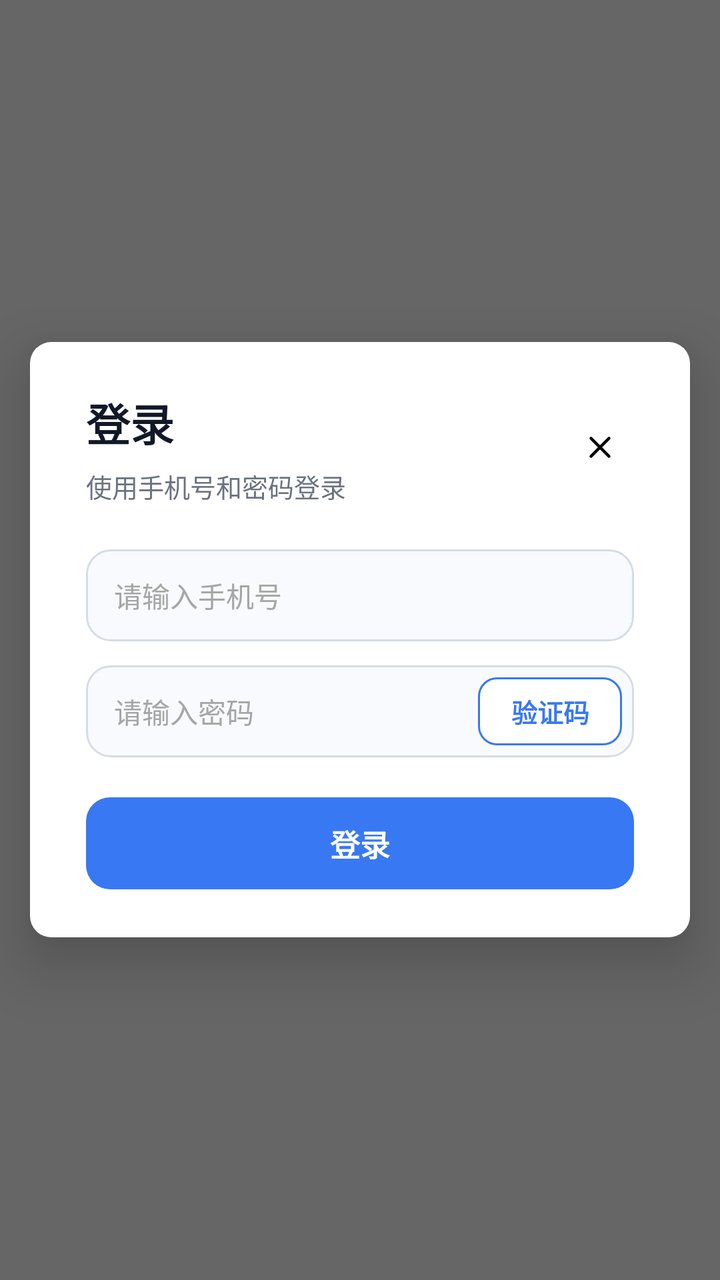
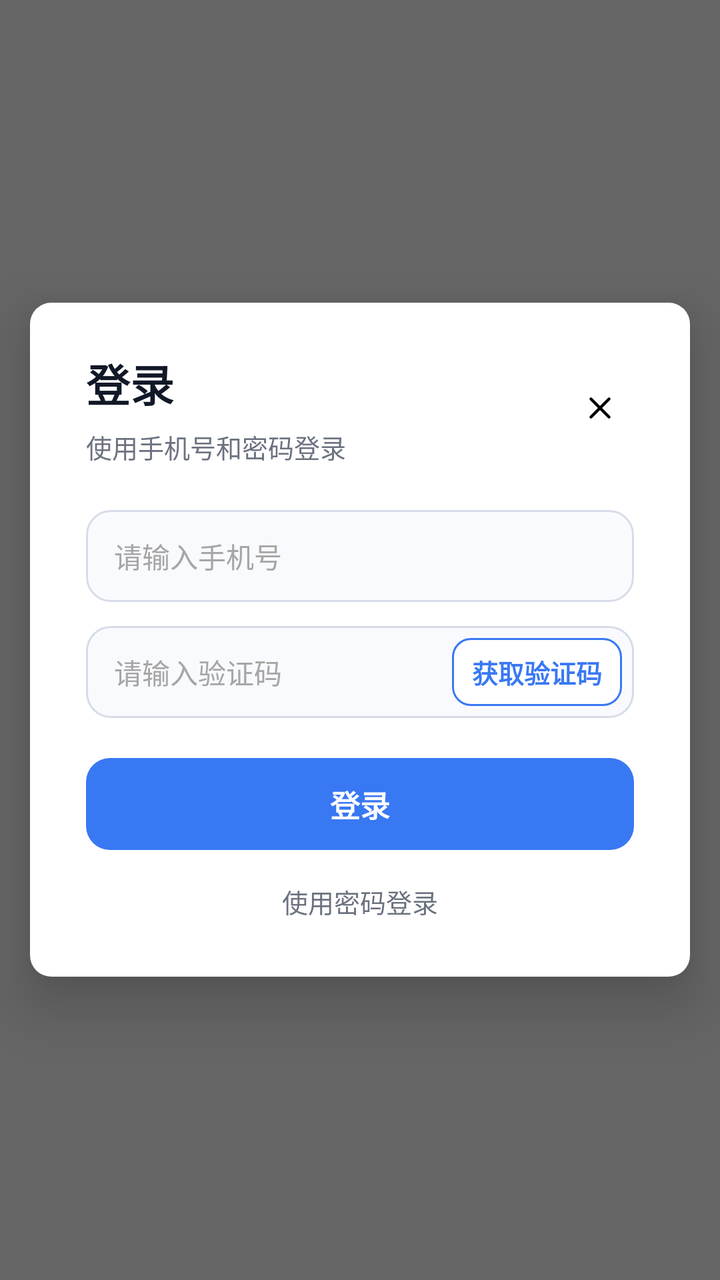

An Android layout rendered at two revisions. The XML below is the earlier revision; the diff shows what the commit changed to produce the second picture.
<!-- AndroidManifest.xml: application theme Theme.AgentClaw -->
<!-- res/layout/dialog_login.xml -->
<?xml version="1.0" encoding="utf-8"?>
<FrameLayout xmlns:android="http://schemas.android.com/apk/res/android"
    xmlns:app="http://schemas.android.com/apk/res-auto"
    android:layout_width="match_parent"
    android:layout_height="match_parent"
    android:background="#99000000"
    android:clickable="true"
    android:focusable="true">

    <LinearLayout
        android:id="@+id/loginDialogContainer"
        android:layout_width="match_parent"
        android:layout_height="wrap_content"
        android:layout_gravity="center"
        android:layout_marginHorizontal="15dp"
        android:background="@drawable/bg_setting_dialog"
        android:clickable="true"
        android:elevation="18dp"
        android:focusable="true"
        android:orientation="vertical"
        android:paddingStart="28dp"
        android:paddingTop="24dp"
        android:paddingEnd="28dp"
        android:paddingBottom="24dp">

        <LinearLayout
            android:layout_width="match_parent"
            android:layout_height="wrap_content"
            android:gravity="center_vertical"
            android:orientation="horizontal">

            <LinearLayout
                android:layout_width="0dp"
                android:layout_height="wrap_content"
                android:layout_weight="1"
                android:orientation="vertical">

                <TextView
                    android:layout_width="wrap_content"
                    android:layout_height="wrap_content"
                    android:fontFamily="@font/misans_medium"
                    android:text="@string/login_title"
                    android:textColor="@color/text_primary"
                    android:textSize="22sp"
                    android:textStyle="bold" />

                <TextView
                    android:layout_width="wrap_content"
                    android:layout_height="wrap_content"
                    android:layout_marginTop="6dp"
                    android:fontFamily="@font/misans_medium"
                    android:text="@string/login_dialog_subtitle"
                    android:textColor="@color/text_secondary"
                    android:textSize="13sp" />
            </LinearLayout>

            <ImageButton
                android:id="@+id/loginCloseButton"
                android:layout_width="34dp"
                android:layout_height="34dp"
                android:background="@drawable/bg_chat_icon_button"
                android:contentDescription="@string/common_close"
                android:padding="8dp"
                android:scaleType="fitCenter"
                android:src="@drawable/ic_search_close"
                app:tint="@color/black" />
        </LinearLayout>

        <EditText
            android:id="@+id/loginPhoneInput"
            android:layout_width="match_parent"
            android:layout_height="46dp"
            android:layout_marginTop="22dp"
            android:background="@drawable/bg_login_field"
            android:fontFamily="@font/misans_medium"
            android:hint="@string/login_phone_hint"
            android:importantForAutofill="yes"
            android:inputType="phone"
            android:maxLines="1"
            android:paddingStart="14dp"
            android:paddingEnd="14dp"
            android:textColor="@color/text_primary"
            android:textColorHint="@color/sidebar_muted"
            android:textSize="14sp" />

        <TextView
            android:id="@+id/loginPhoneError"
            android:layout_width="match_parent"
            android:layout_height="wrap_content"
            android:layout_marginTop="6dp"
            android:fontFamily="@font/misans_medium"
            android:text="@string/login_phone_invalid"
            android:textColor="@color/error"
            android:textSize="12sp"
            android:visibility="gone" />

        <LinearLayout
            android:id="@+id/loginPasswordRow"
            android:layout_width="match_parent"
            android:layout_height="46dp"
            android:layout_marginTop="12dp"
            android:background="@drawable/bg_login_field"
            android:gravity="center_vertical"
            android:orientation="horizontal">

            <EditText
                android:id="@+id/loginPasswordInput"
                android:layout_width="0dp"
                android:layout_height="match_parent"
                android:layout_weight="1"
                android:background="@android:color/transparent"
                android:fontFamily="@font/misans_medium"
                android:hint="@string/login_password_hint"
                android:importantForAutofill="yes"
                android:inputType="textPassword"
                android:maxLines="1"
                android:paddingStart="14dp"
                android:paddingEnd="8dp"
                android:textColor="@color/text_primary"
                android:textColorHint="@color/sidebar_muted"
                android:textSize="14sp" />

            <TextView
                android:id="@+id/loginCodeButton"
                android:layout_width="72dp"
                android:layout_height="34dp"
                android:layout_marginEnd="6dp"
                android:background="@drawable/bg_login_code_button"
                android:clickable="true"
                android:focusable="true"
                android:fontFamily="@font/misans_medium"
                android:gravity="center"
                android:text="@string/login_code"
                android:textColor="@color/brand_primary"
                android:textSize="13sp"
                android:textStyle="bold" />
        </LinearLayout>

        <TextView
            android:id="@+id/loginPasswordError"
            android:layout_width="match_parent"
            android:layout_height="wrap_content"
            android:layout_marginTop="6dp"
            android:fontFamily="@font/misans_medium"
            android:text="@string/login_password_empty"
            android:textColor="@color/error"
            android:textSize="12sp"
            android:visibility="gone" />

        <TextView
            android:id="@+id/loginSubmitButton"
            android:layout_width="match_parent"
            android:layout_height="46dp"
            android:layout_marginTop="20dp"
            android:background="@drawable/bg_login_primary_button"
            android:clickable="true"
            android:focusable="true"
            android:fontFamily="@font/misans_medium"
            android:gravity="center"
            android:text="@string/login_submit"
            android:textColor="@color/white"
            android:textSize="15sp"
            android:textStyle="bold" />
    </LinearLayout>
</FrameLayout>
<!-- resources referenced by this layout -->
<resources>
  <color name="black">#FF000000</color>
  <color name="brand_primary">#3978F3</color>
  <color name="error">#C2410C</color>
  <color name="sidebar_muted">#A6A6A6</color>
  <color name="text_primary">#111827</color>
  <color name="text_secondary">#6B7280</color>
  <color name="white">#FFFFFFFF</color>
  <!-- drawable bg_chat_icon_button (drawable) -->
  <?xml version="1.0" encoding="utf-8"?>
  <selector xmlns:android="http://schemas.android.com/apk/res/android">
      <item android:state_pressed="true">
          <shape>
              <solid android:color="@color/sidebar_selected" />
              <corners android:radius="16dp" />
          </shape>
      </item>
      <item>
          <shape>
              <solid android:color="@android:color/transparent" />
              <corners android:radius="16dp" />
          </shape>
      </item>
  </selector>
  <!-- drawable bg_login_code_button (drawable) -->
  <?xml version="1.0" encoding="utf-8"?>
  <shape xmlns:android="http://schemas.android.com/apk/res/android">
      <solid android:color="#FFFFFFFF" />
      <corners android:radius="9dp" />
      <stroke
          android:width="1dp"
          android:color="@color/brand_primary" />
  </shape>
  <!-- drawable bg_login_field (drawable) -->
  <?xml version="1.0" encoding="utf-8"?>
  <shape xmlns:android="http://schemas.android.com/apk/res/android">
      <solid android:color="#FFF8FAFD" />
      <corners android:radius="12dp" />
      <stroke
          android:width="1dp"
          android:color="@color/stroke_soft" />
  </shape>
  <!-- drawable bg_login_primary_button (drawable) -->
  <?xml version="1.0" encoding="utf-8"?>
  <shape xmlns:android="http://schemas.android.com/apk/res/android">
      <solid android:color="@color/brand_primary" />
      <corners android:radius="12dp" />
  </shape>
  <!-- drawable bg_setting_dialog (drawable) -->
  <?xml version="1.0" encoding="utf-8"?>
  <shape xmlns:android="http://schemas.android.com/apk/res/android" android:shape="rectangle">
      <solid android:color="#FFFFFF" />
      <corners android:radius="32px" />
  </shape>
  <!-- drawable ic_search_close (drawable) -->
  <?xml version="1.0" encoding="utf-8"?>
  <vector xmlns:android="http://schemas.android.com/apk/res/android"
      android:width="20dp"
      android:height="20dp"
      android:viewportWidth="24"
      android:viewportHeight="24">
      <path
          android:fillColor="@android:color/transparent"
          android:pathData="M6,6L18,18M18,6L6,18"
          android:strokeColor="@color/sidebar_muted"
          android:strokeLineCap="round"
          android:strokeLineJoin="round"
          android:strokeWidth="2" />
  </vector>
  <string name="common_close">关闭</string>
  <string name="login_code">验证码</string>
  <string name="login_dialog_subtitle">使用手机号和密码登录</string>
  <string name="login_password_empty">密码不能为空</string>
  <string name="login_password_hint">请输入密码</string>
  <string name="login_phone_hint">请输入手机号</string>
  <string name="login_phone_invalid">请输入可靠的手机号</string>
  <string name="login_submit">登录</string>
  <string name="login_title">登录</string>
  <style name="Theme.AgentClaw" parent="Base.Theme.AgentClaw" />
  <color name="sidebar_selected">#04000000</color>
  <color name="stroke_soft">#D6DCE7</color>
  <!-- unchanged entries left out for length: 1 -->
</resources>

<!-- the commit's change to res/layout/dialog_login.xml (unified diff, before → after) -->
@@ -23,6 +23,7 @@
         android:paddingEnd="28dp"
         android:paddingBottom="24dp">
 
+        
         <LinearLayout
             android:layout_width="match_parent"
             android:layout_height="wrap_content"
@@ -45,6 +46,7 @@
                     android:textStyle="bold" />
 
                 <TextView
+                    android:id="@+id/loginSubtitle"
                     android:layout_width="wrap_content"
                     android:layout_height="wrap_content"
                     android:layout_marginTop="6dp"
@@ -66,100 +68,321 @@
                 app:tint="@color/black" />
         </LinearLayout>
 
-        <EditText
-            android:id="@+id/loginPhoneInput"
-            android:layout_width="match_parent"
-            android:layout_height="46dp"
-            android:layout_marginTop="22dp"
-            android:background="@drawable/bg_login_field"
-            android:fontFamily="@font/misans_medium"
-            android:hint="@string/login_phone_hint"
-            android:importantForAutofill="yes"
-            android:inputType="phone"
-            android:maxLines="1"
-            android:paddingStart="14dp"
-            android:paddingEnd="14dp"
-            android:textColor="@color/text_primary"
-            android:textColorHint="@color/sidebar_muted"
-            android:textSize="14sp" />
-
-        <TextView
-            android:id="@+id/loginPhoneError"
+        
+        <LinearLayout
+            android:id="@+id/loggedInSection"
             android:layout_width="match_parent"
             android:layout_height="wrap_content"
-            android:layout_marginTop="6dp"
-            android:fontFamily="@font/misans_medium"
-            android:text="@string/login_phone_invalid"
-            android:textColor="@color/error"
-            android:textSize="12sp"
-            android:visibility="gone" />
-
+            android:layout_marginTop="22dp"
+            android:gravity="center_vertical"
+            android:orientation="vertical"
+            android:visibility="gone">
+
+            <TextView
+                android:id="@+id/loggedInPhoneText"
+                android:layout_width="match_parent"
+                android:layout_height="wrap_content"
+                android:fontFamily="@font/misans_medium"
+                android:textColor="@color/text_primary"
+                android:textSize="15sp" />
+
+            <TextView
+                android:id="@+id/setPasswordButton"
+                android:layout_width="match_parent"
+                android:layout_height="46dp"
+                android:layout_marginTop="16dp"
+                android:background="@drawable/bg_login_field"
+                android:clickable="true"
+                android:focusable="true"
+                android:fontFamily="@font/misans_medium"
+                android:gravity="center"
+                android:text="@string/login_set_password"
+                android:textColor="@color/text_primary"
+                android:textSize="15sp"
+                android:textStyle="bold" />
+
+            <TextView
+                android:id="@+id/logoutButton"
+                android:layout_width="match_parent"
+                android:layout_height="46dp"
+                android:layout_marginTop="10dp"
+                android:background="@drawable/bg_login_field"
+                android:clickable="true"
+                android:focusable="true"
+                android:fontFamily="@font/misans_medium"
+                android:gravity="center"
+                android:text="@string/login_logout"
+                android:textColor="@color/error"
+                android:textSize="15sp"
+                android:textStyle="bold" />
+        </LinearLayout>
+
+        
         <LinearLayout
-            android:id="@+id/loginPasswordRow"
+            android:id="@+id/setPasswordSection"
             android:layout_width="match_parent"
-            android:layout_height="46dp"
-            android:layout_marginTop="12dp"
-            android:background="@drawable/bg_login_field"
-            android:gravity="center_vertical"
-            android:orientation="horizontal">
-
+            android:layout_height="wrap_content"
+            android:layout_marginTop="22dp"
+            android:orientation="vertical"
+            android:visibility="gone">
+
+            <TextView
+                android:layout_width="wrap_content"
+                android:layout_height="wrap_content"
+                android:fontFamily="@font/misans_medium"
+                android:text="@string/set_password_title"
+                android:textColor="@color/text_secondary"
+                android:textSize="13sp" />
+
+            <TextView
+                android:id="@+id/setPasswordPhoneText"
+                android:layout_width="match_parent"
+                android:layout_height="wrap_content"
+                android:layout_marginTop="10dp"
+                android:fontFamily="@font/misans_medium"
+                android:textColor="@color/text_primary"
+                android:textSize="14sp" />
+
+            <LinearLayout
+                android:layout_width="match_parent"
+                android:layout_height="46dp"
+                android:layout_marginTop="12dp"
+                android:background="@drawable/bg_login_field"
+                android:gravity="center_vertical"
+                android:orientation="horizontal">
+
+                <EditText
+                    android:id="@+id/setPasswordCodeInput"
+                    android:layout_width="0dp"
+                    android:layout_height="match_parent"
+                    android:layout_weight="1"
+                    android:background="@android:color/transparent"
+                    android:fontFamily="@font/misans_medium"
+                    android:hint="@string/login_code_hint"
+                    android:inputType="number"
+                    android:maxLength="6"
+                    android:maxLines="1"
+                    android:paddingStart="14dp"
+                    android:paddingEnd="8dp"
+                    android:textColor="@color/text_primary"
+                    android:textColorHint="@color/sidebar_muted"
+                    android:textSize="14sp" />
+
+                <TextView
+                    android:id="@+id/setPasswordCodeButton"
+                    android:layout_width="wrap_content"
+                    android:layout_height="34dp"
+                    android:layout_marginEnd="6dp"
+                    android:background="@drawable/bg_login_code_button"
+                    android:clickable="true"
+                    android:focusable="true"
+                    android:fontFamily="@font/misans_medium"
+                    android:gravity="center"
+                    android:minWidth="72dp"
+                    android:paddingHorizontal="10dp"
+                    android:text="@string/login_get_code"
+                    android:textColor="@color/brand_primary"
+                    android:textSize="13sp"
+                    android:textStyle="bold" />
+            </LinearLayout>
+
+            <EditText
+                android:id="@+id/setPasswordNewInput"
+                android:layout_width="match_parent"
+                android:layout_height="46dp"
+                android:layout_marginTop="12dp"
+                android:background="@drawable/bg_login_field"
+                android:fontFamily="@font/misans_medium"
+                android:hint="@string/set_password_new_hint"
+                android:inputType="textPassword"
+                android:maxLines="1"
+                android:paddingStart="14dp"
+                android:paddingEnd="14dp"
+                android:textColor="@color/text_primary"
+                android:textColorHint="@color/sidebar_muted"
+                android:textSize="14sp" />
+
+            <TextView
+                android:id="@+id/setPasswordError"
+                android:layout_width="match_parent"
+                android:layout_height="wrap_content"
+                android:layout_marginTop="8dp"
+                android:fontFamily="@font/misans_medium"
+                android:textColor="@color/error"
+                android:textSize="12sp"
+                android:visibility="gone" />
+
+            <TextView
+                android:id="@+id/setPasswordSubmitButton"
+                android:layout_width="match_parent"
+                android:layout_height="46dp"
+                android:layout_marginTop="20dp"
+                android:background="@drawable/bg_login_primary_button"
+                android:clickable="true"
+                android:focusable="true"
+                android:fontFamily="@font/misans_medium"
+                android:gravity="center"
+                android:text="@string/set_password_submit"
+                android:textColor="@color/white"
+                android:textSize="15sp"
+                android:textStyle="bold" />
+
+            <TextView
+                android:id="@+id/setPasswordBackButton"
+                android:layout_width="wrap_content"
+                android:layout_height="wrap_content"
+                android:layout_gravity="center_horizontal"
+                android:layout_marginTop="12dp"
+                android:clickable="true"
+                android:focusable="true"
+                android:fontFamily="@font/misans_medium"
+                android:padding="4dp"
+                android:text="@string/set_password_back"
+                android:textColor="@color/text_secondary"
+                android:textSize="13sp" />
+
+        </LinearLayout>
+
+        
+        <LinearLayout
+            android:id="@+id/loginFormSection"
+            android:layout_width="match_parent"
+            android:layout_height="wrap_content"
+            android:orientation="vertical">
+
+            <EditText
+                android:id="@+id/loginPhoneInput"
+                android:layout_width="match_parent"
+                android:layout_height="46dp"
+                android:layout_marginTop="22dp"
+                android:background="@drawable/bg_login_field"
+                android:fontFamily="@font/misans_medium"
+                android:hint="@string/login_phone_hint"
+                android:importantForAutofill="yes"
+                android:inputType="phone"
+                android:maxLength="11"
+                android:maxLines="1"
+                android:paddingStart="14dp"
+                android:paddingEnd="14dp"
+                android:textColor="@color/text_primary"
+                android:textColorHint="@color/sidebar_muted"
+                android:textSize="14sp" />
+
+            <TextView
+                android:id="@+id/loginPhoneError"
+                android:layout_width="match_parent"
+                android:layout_height="wrap_content"
+                android:layout_marginTop="6dp"
+                android:fontFamily="@font/misans_medium"
+                android:text="@string/login_phone_invalid"
+                android:textColor="@color/error"
+                android:textSize="12sp"
+                android:visibility="gone" />
+
+            
+            <LinearLayout
+                android:id="@+id/loginSmsRow"
+                android:layout_width="match_parent"
+                android:layout_height="46dp"
+                android:layout_marginTop="12dp"
+                android:background="@drawable/bg_login_field"
+                android:gravity="center_vertical"
+                android:orientation="horizontal">
+
+                <EditText
+                    android:id="@+id/loginCodeInput"
+                    android:layout_width="0dp"
+                    android:layout_height="match_parent"
+                    android:layout_weight="1"
+                    android:background="@android:color/transparent"
+                    android:fontFamily="@font/misans_medium"
+                    android:hint="@string/login_code_hint"
+                    android:inputType="number"
+                    android:maxLength="6"
+                    android:maxLines="1"
+                    android:paddingStart="14dp"
+                    android:paddingEnd="8dp"
+                    android:textColor="@color/text_primary"
+                    android:textColorHint="@color/sidebar_muted"
+                    android:textSize="14sp" />
+
+                <TextView
+                    android:id="@+id/loginCodeButton"
+                    android:layout_width="wrap_content"
+                    android:layout_height="34dp"
+                    android:layout_marginEnd="6dp"
+                    android:background="@drawable/bg_login_code_button"
+                    android:clickable="true"
+                    android:focusable="true"
+                    android:fontFamily="@font/misans_medium"
+                    android:gravity="center"
+                    android:minWidth="72dp"
+                    android:paddingHorizontal="10dp"
+                    android:text="@string/login_get_code"
+                    android:textColor="@color/brand_primary"
+                    android:textSize="13sp"
+                    android:textStyle="bold" />
+            </LinearLayout>
+
+            
             <EditText
                 android:id="@+id/loginPasswordInput"
-                android:layout_width="0dp"
-                android:layout_height="match_parent"
-                android:layout_weight="1"
-                android:background="@android:color/transparent"
+                android:layout_width="match_parent"
+                android:layout_height="46dp"
+                android:layout_marginTop="12dp"
+                android:background="@drawable/bg_login_field"
                 android:fontFamily="@font/misans_medium"
                 android:hint="@string/login_password_hint"
                 android:importantForAutofill="yes"
                 android:inputType="textPassword"
                 android:maxLines="1"
                 android:paddingStart="14dp"
-                android:paddingEnd="8dp"
+                android:paddingEnd="14dp"
                 android:textColor="@color/text_primary"
                 android:textColorHint="@color/sidebar_muted"
-                android:textSize="14sp" />
-
-            <TextView
-                android:id="@+id/loginCodeButton"
-                android:layout_width="72dp"
-                android:layout_height="34dp"
-                android:layout_marginEnd="6dp"
-                android:background="@drawable/bg_login_code_button"
+                android:textSize="14sp"
+                android:visibility="gone" />
+
+            <TextView
+                android:id="@+id/loginFormError"
+                android:layout_width="match_parent"
+                android:layout_height="wrap_content"
+                android:layout_marginTop="8dp"
+                android:fontFamily="@font/misans_medium"
+                android:textColor="@color/error"
+                android:textSize="12sp"
+                android:visibility="gone" />
+
+            <TextView
+                android:id="@+id/loginSubmitButton"
+                android:layout_width="match_parent"
+                android:layout_height="46dp"
+                android:layout_marginTop="20dp"
+                android:background="@drawable/bg_login_primary_button"
                 android:clickable="true"
                 android:focusable="true"
                 android:fontFamily="@font/misans_medium"
                 android:gravity="center"
-                android:text="@string/login_code"
-                android:textColor="@color/brand_primary"
-                android:textSize="13sp"
+                android:text="@string/login_submit"
+                android:textColor="@color/white"
+                android:textSize="15sp"
                 android:textStyle="bold" />
+
+            <TextView
+                android:id="@+id/loginSwitchModeButton"
+                android:layout_width="wrap_content"
+                android:layout_height="wrap_content"
+                android:layout_gravity="center_horizontal"
+                android:layout_marginTop="12dp"
+                android:clickable="true"
+                android:focusable="true"
+                android:fontFamily="@font/misans_medium"
+                android:padding="4dp"
+                android:text="@string/login_use_password"
+                android:textColor="@color/text_secondary"
+                android:textSize="13sp" />
+
         </LinearLayout>
 
-        <TextView
-            android:id="@+id/loginPasswordError"
-            android:layout_width="match_parent"
-            android:layout_height="wrap_content"
-            android:layout_marginTop="6dp"
-            android:fontFamily="@font/misans_medium"
-            android:text="@string/login_password_empty"
-            android:textColor="@color/error"
-            android:textSize="12sp"
-            android:visibility="gone" />
-
-        <TextView
-            android:id="@+id/loginSubmitButton"
-            android:layout_width="match_parent"
-            android:layout_height="46dp"
-            android:layout_marginTop="20dp"
-            android:background="@drawable/bg_login_primary_button"
-            android:clickable="true"
-            android:focusable="true"
-            android:fontFamily="@font/misans_medium"
-            android:gravity="center"
-            android:text="@string/login_submit"
-            android:textColor="@color/white"
-            android:textSize="15sp"
-            android:textStyle="bold" />
     </LinearLayout>
 </FrameLayout>
<!-- resource entries referenced after the edit -->
@@ -69,14 +69,21 @@
           android:strokeWidth="2" />
   </vector>
   <string name="common_close">关闭</string>
-  <string name="login_code">验证码</string>
+  <string name="login_code_hint">请输入验证码</string>
   <string name="login_dialog_subtitle">使用手机号和密码登录</string>
-  <string name="login_password_empty">密码不能为空</string>
+  <string name="login_get_code">获取验证码</string>
+  <string name="login_logout">退出登录</string>
   <string name="login_password_hint">请输入密码</string>
   <string name="login_phone_hint">请输入手机号</string>
   <string name="login_phone_invalid">请输入可靠的手机号</string>
+  <string name="login_set_password">设置密码</string>
   <string name="login_submit">登录</string>
   <string name="login_title">登录</string>
+  <string name="login_use_password">使用密码登录</string>
+  <string name="set_password_back">返回</string>
+  <string name="set_password_new_hint">请输入新密码（至少6位）</string>
+  <string name="set_password_submit">确认设置</string>
+  <string name="set_password_title">验证手机号后可设置密码，之后可使用密码登录</string>
   <style name="Theme.AgentClaw" parent="Base.Theme.AgentClaw" />
   <color name="sidebar_selected">#04000000</color>
   <color name="stroke_soft">#D6DCE7</color>
